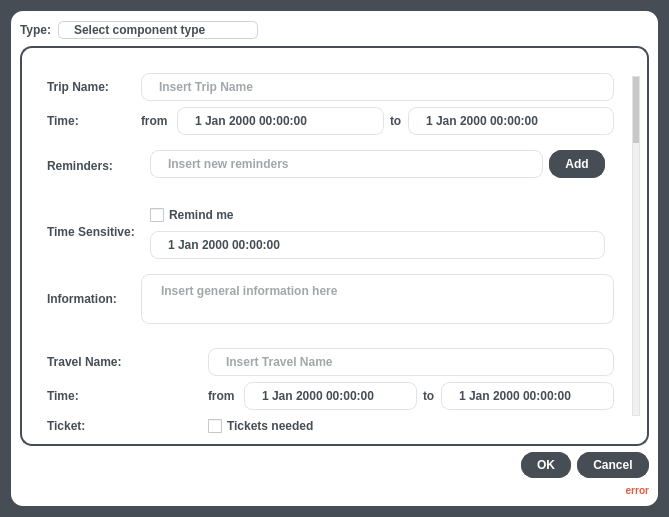
Qt form editUI.ui (PantilaK/Pigeon) before a commit.
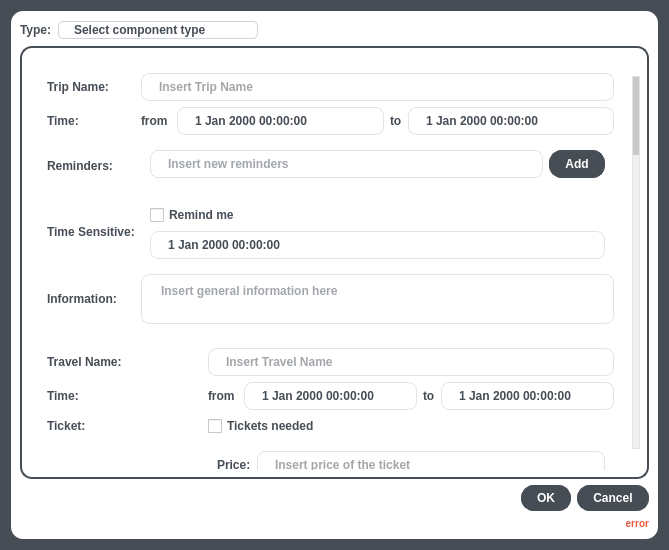
The same form after that commit. Icons and pictures are not drawn.

Diff of the .ui file:
```diff
--- a/editUI.ui
+++ b/editUI.ui
@@ -10,7 +10,7 @@
     <x>0</x>
     <y>0</y>
     <width>669</width>
-    <height>517</height>
+    <height>550</height>
    </rect>
   </property>
   <property name="sizePolicy">
@@ -343,9 +343,9 @@
             <property name="geometry">
              <rect>
               <x>0</x>
-              <y>-752</y>
+              <y>0</y>
               <width>589</width>
-              <height>2242</height>
+              <height>2264</height>
              </rect>
             </property>
             <layout class="QVBoxLayout" name="verticalLayout_4">
```
